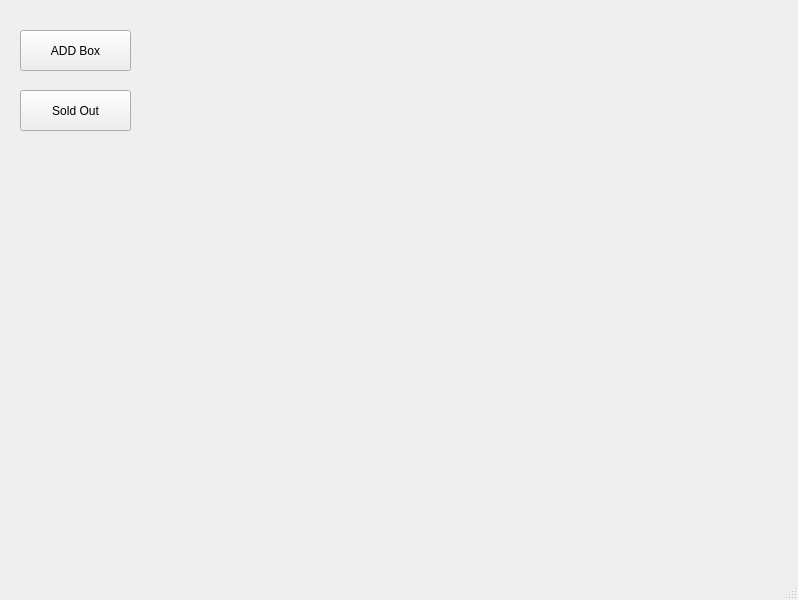
Qt form mainwindow.ui (sahariajf/ExpiryGuard) before a commit.
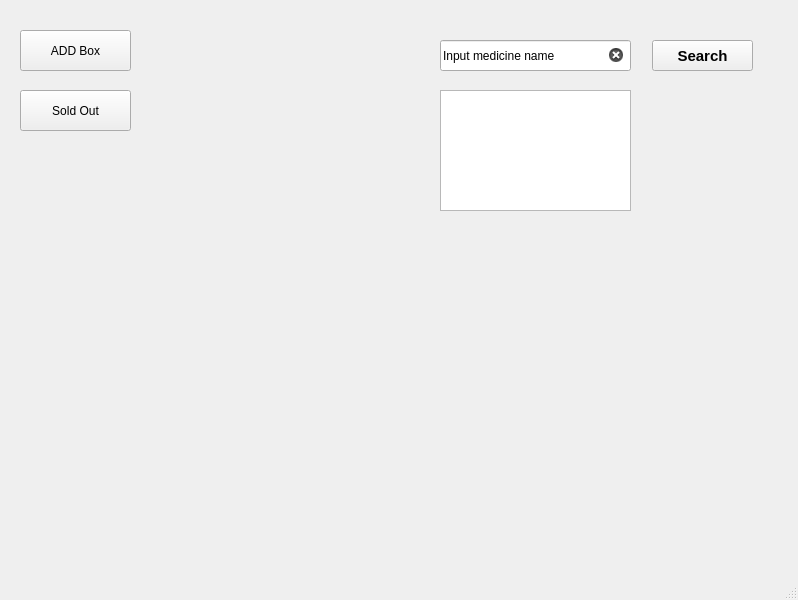
The same form after that commit.

Commit message: search box added with

```diff
--- a/mainwindow.ui
+++ b/mainwindow.ui
@@ -43,6 +43,72 @@
      <string>Sold Out</string>
     </property>
    </widget>
+   <widget class="QPushButton" name="searchBT">
+    <property name="geometry">
+     <rect>
+      <x>652</x>
+      <y>40</y>
+      <width>101</width>
+      <height>31</height>
+     </rect>
+    </property>
+    <property name="font">
+     <font>
+      <pointsize>11</pointsize>
+      <bold>true</bold>
+     </font>
+    </property>
+    <property name="text">
+     <string>Search</string>
+    </property>
+    <property name="checkable">
+     <bool>false</bool>
+    </property>
+   </widget>
+   <widget class="QLineEdit" name="searchtext">
+    <property name="geometry">
+     <rect>
+      <x>440</x>
+      <y>40</y>
+      <width>191</width>
+      <height>31</height>
+     </rect>
+    </property>
+    <property name="text">
+     <string>Input medicine name</string>
+    </property>
+    <property name="echoMode">
+     <enum>QLineEdit::Normal</enum>
+    </property>
+    <property name="readOnly">
+     <bool>false</bool>
+    </property>
+    <property name="clearButtonEnabled">
+     <bool>true</bool>
+    </property>
+   </widget>
+   <widget class="QListView" name="searchResult">
+    <property name="geometry">
+     <rect>
+      <x>440</x>
+      <y>90</y>
+      <width>191</width>
+      <height>121</height>
+     </rect>
+    </property>
+    <property name="autoFillBackground">
+     <bool>false</bool>
+    </property>
+    <property name="isWrapping" stdset="0">
+     <bool>true</bool>
+    </property>
+    <property name="wordWrap">
+     <bool>true</bool>
+    </property>
+    <property name="itemAlignment">
+     <set>Qt::AlignCenter</set>
+    </property>
+   </widget>
   </widget>
   <widget class="QStatusBar" name="statusbar"/>
  </widget>
```
The commit also changes 6 other files.
